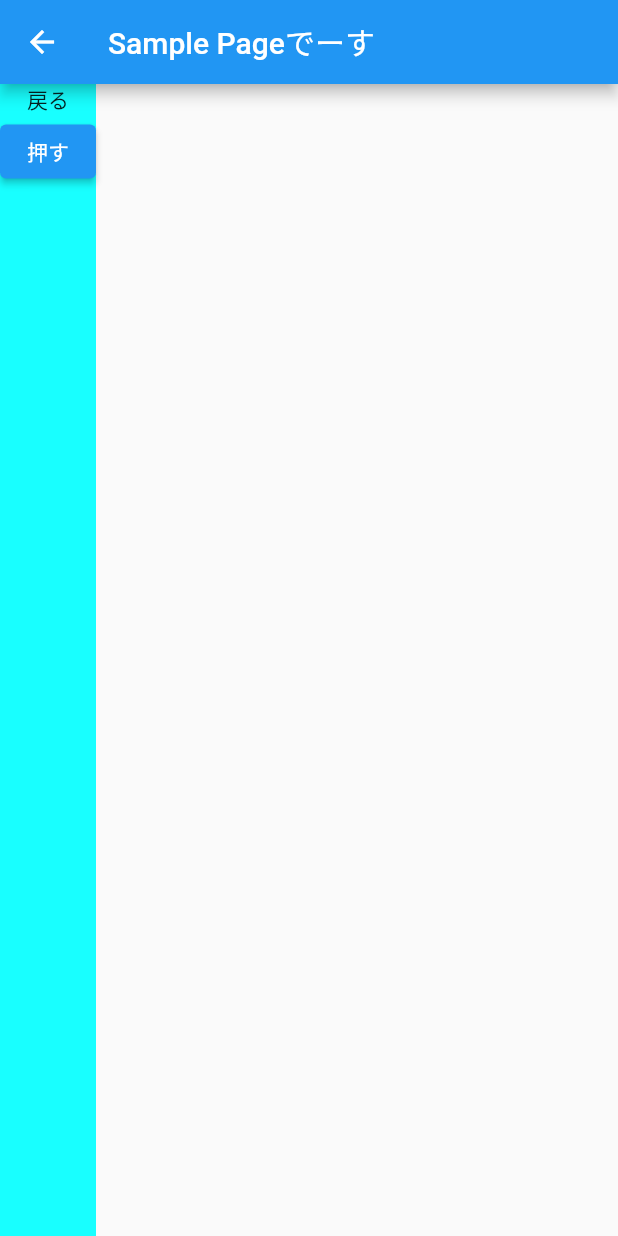
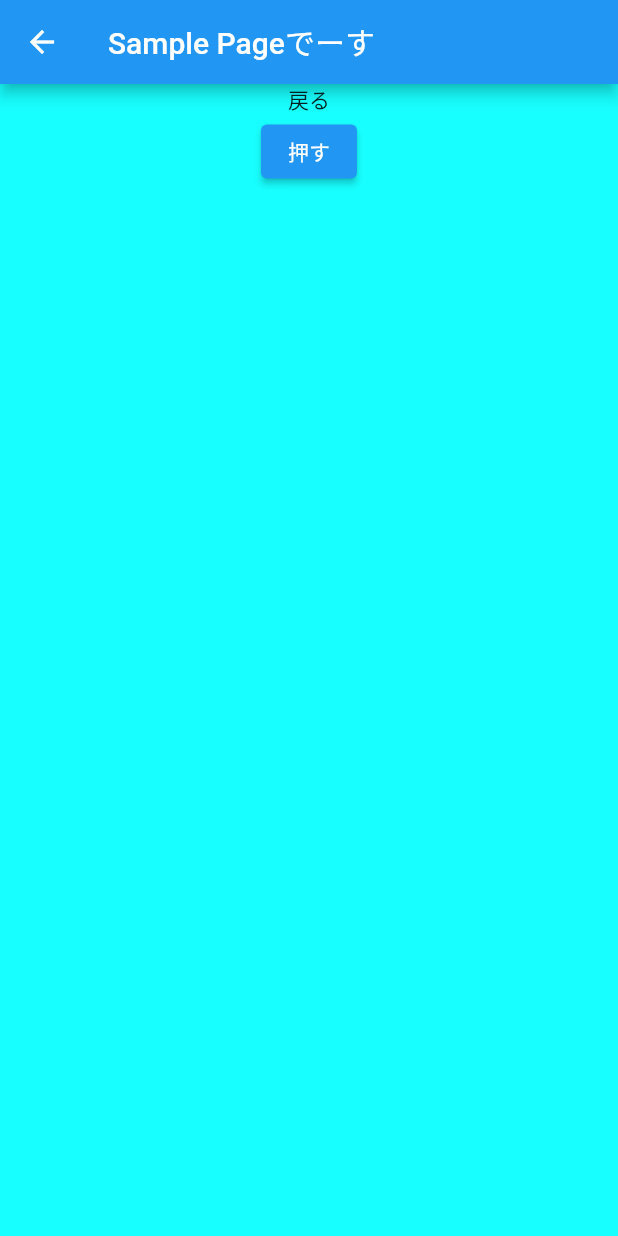
Before and after one commit to yeele/flutter_simple_pages, a Flutter app: the screen it shows after launch, after a tap on "押っす", on a phone screen of 412 x 824 dp. Run offline on Flutter 3.47's test engine with Material 2 defaults, Android fonts, the phone set to English and light mode, and no system bars.

Commit message:
名前付きで、ルーティングする

```diff
--- a/lib/main.dart
+++ b/lib/main.dart
@@ -16,7 +16,13 @@ class MyApp extends StatelessWidget {
         primarySwatch: Colors.blue,
         visualDensity: VisualDensity.adaptivePlatformDensity,
       ),
-      home: MyHomePage(title: 'Flutter Demo Home Page'),
+      initialRoute: '/',
+      routes: {
+        // When navigating to the "/" route, build the FirstScreen widget.
+        '/': (context) => MyHomePage(title: 'Flutter Demo Home Page'),
+        // When navigating to the "/second" route, build the SecondScreen widget.
+        '/sample': (context) => SamplePage(),
+      },
     );
   }
 }
@@ -68,10 +74,11 @@ class _MyHomePageState extends State<MyHomePage> {
             child: Text("押っす"),
             onPressed: () {
               print("オッス！");
-              Navigator.push(
-                context,
-                MaterialPageRoute(builder: (context) => SamplePage()),
-              );
+              // Navigator.push(
+              //   context,
+              //   MaterialPageRoute(builder: (context) => SamplePage()),
+              // );
+              Navigator.pushNamed(context, '/sample');
             },
           ),
         ),
--- a/lib/sample_page.dart
+++ b/lib/sample_page.dart
@@ -11,6 +11,7 @@ class SamplePage extends StatelessWidget {
         body: Container(
             height: double.infinity,
             color: Colors.cyanAccent,
+            width: double.infinity,
             child: Column(
               children: [
                 Text("戻る"),
```
